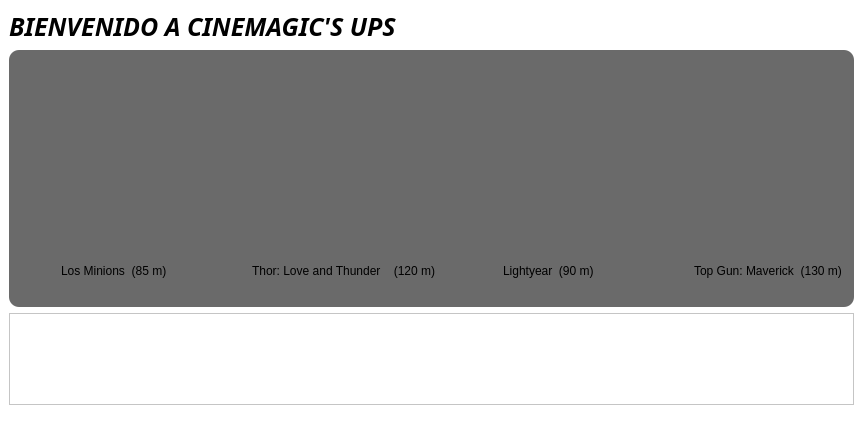
Above: cine.ui from Santi-gdl/ProyectoCinep2 before the change. Below: the same form after it.
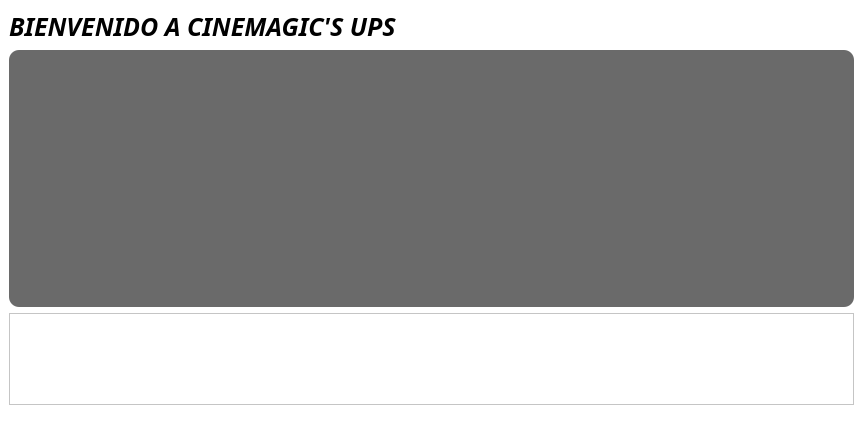
That is the form after the change. Icons and pictures are not drawn.

```diff
--- a/cine.ui
+++ b/cine.ui
@@ -67,28 +67,8 @@
        <enum>QFrame::Raised</enum>
       </property>
       <layout class="QGridLayout" name="gridLayout">
-       <item row="2" column="5">
-        <widget class="QLabel" name="label_2">
-         <property name="text">
-          <string>Thor: Love and Thunder    (120 m)</string>
-         </property>
-        </widget>
-       </item>
-       <item row="0" column="7">
-        <spacer name="horizontalSpacer">
-         <property name="orientation">
-          <enum>Qt::Horizontal</enum>
-         </property>
-         <property name="sizeHint" stdset="0">
-          <size>
-           <width>27</width>
-           <height>359</height>
-          </size>
-         </property>
-        </spacer>
-       </item>
-       <item row="0" column="11">
-        <widget class="QPushButton" name="pushButton_4">
+       <item row="0" column="8">
+        <widget class="QPushButton" name="pushButton_3">
          <property name="minimumSize">
           <size>
            <width>150</width>
@@ -104,66 +84,6 @@
          </property>
         </widget>
        </item>
-       <item row="0" column="2">
-        <spacer name="horizontalSpacer_2">
-         <property name="orientation">
-          <enum>Qt::Horizontal</enum>
-         </property>
-         <property name="sizeHint" stdset="0">
-          <size>
-           <width>15</width>
-           <height>37</height>
-          </size>
-         </property>
-        </spacer>
-       </item>
-       <item row="2" column="11">
-        <widget class="QLabel" name="label_4">
-         <property name="text">
-          <string>Top Gun: Maverick  (130 m)</string>
-         </property>
-        </widget>
-       </item>
-       <item row="3" column="11">
-        <widget class="QLabel" name="Peli1_4">
-         <property name="maximumSize">
-          <size>
-           <width>16777215</width>
-           <height>20</height>
-          </size>
-         </property>
-         <property name="styleSheet">
-          <string notr="true">color: rgb(255, 255, 255);
-font: 900 11pt &quot;Arial Black&quot;;</string>
-         </property>
-         <property name="text">
-          <string/>
-         </property>
-         <property name="alignment">
-          <set>Qt::AlignCenter</set>
-         </property>
-        </widget>
-       </item>
-       <item row="3" column="5">
-        <widget class="QLabel" name="Peli1_2">
-         <property name="maximumSize">
-          <size>
-           <width>16777215</width>
-           <height>20</height>
-          </size>
-         </property>
-         <property name="styleSheet">
-          <string notr="true">font: 900 11pt &quot;Arial Black&quot;;
-color: rgb(255, 255, 255);</string>
-         </property>
-         <property name="text">
-          <string/>
-         </property>
-         <property name="alignment">
-          <set>Qt::AlignCenter</set>
-         </property>
-        </widget>
-       </item>
        <item row="0" column="0">
         <widget class="QPushButton" name="pushButton_2">
          <property name="minimumSize">
@@ -180,6 +100,46 @@
          </property>
         </widget>
        </item>
+       <item row="2" column="0">
+        <widget class="QLabel" name="Peli1">
+         <property name="maximumSize">
+          <size>
+           <width>16777215</width>
+           <height>20</height>
+          </size>
+         </property>
+         <property name="styleSheet">
+          <string notr="true">color: rgb(255, 255, 255);
+font: 900 11pt &quot;Arial Black&quot;;</string>
+         </property>
+         <property name="text">
+          <string/>
+         </property>
+         <property name="alignment">
+          <set>Qt::AlignCenter</set>
+         </property>
+        </widget>
+       </item>
+       <item row="2" column="11">
+        <widget class="QLabel" name="Peli1_4">
+         <property name="maximumSize">
+          <size>
+           <width>16777215</width>
+           <height>20</height>
+          </size>
+         </property>
+         <property name="styleSheet">
+          <string notr="true">color: rgb(255, 255, 255);
+font: 900 11pt &quot;Arial Black&quot;;</string>
+         </property>
+         <property name="text">
+          <string/>
+         </property>
+         <property name="alignment">
+          <set>Qt::AlignCenter</set>
+         </property>
+        </widget>
+       </item>
        <item row="0" column="9">
         <spacer name="horizontalSpacer_3">
          <property name="orientation">
@@ -193,76 +153,6 @@
          </property>
         </spacer>
        </item>
-       <item row="3" column="8">
-        <widget class="QLabel" name="Peli1_3">
-         <property name="maximumSize">
-          <size>
-           <width>16777215</width>
-           <height>20</height>
-          </size>
-         </property>
-         <property name="styleSheet">
-          <string notr="true">color: rgb(255, 255, 255);
-font: 900 11pt &quot;Arial Black&quot;;</string>
-         </property>
-         <property name="text">
-          <string/>
-         </property>
-         <property name="alignment">
-          <set>Qt::AlignCenter</set>
-         </property>
-        </widget>
-       </item>
-       <item row="0" column="8">
-        <widget class="QPushButton" name="pushButton_3">
-         <property name="minimumSize">
-          <size>
-           <width>150</width>
-           <height>150</height>
-          </size>
-         </property>
-         <property name="styleSheet">
-          <string notr="true">image: url(:/ProyectoCinep2/Peliculas/Peliculas/HO00000589.jpg);</string>
-         </property>
-         <property name="text">
-          <string/>
-         </property>
-        </widget>
-       </item>
-       <item row="3" column="0">
-        <widget class="QLabel" name="Peli1">
-         <property name="maximumSize">
-          <size>
-           <width>16777215</width>
-           <height>20</height>
-          </size>
-         </property>
-         <property name="styleSheet">
-          <string notr="true">color: rgb(255, 255, 255);
-font: 900 11pt &quot;Arial Black&quot;;</string>
-         </property>
-         <property name="text">
-          <string/>
-         </property>
-         <property name="alignment">
-          <set>Qt::AlignCenter</set>
-         </property>
-        </widget>
-       </item>
-       <item row="2" column="0">
-        <widget class="QLabel" name="label">
-         <property name="text">
-          <string>Los Minions  (85 m)</string>
-         </property>
-        </widget>
-       </item>
-       <item row="2" column="8">
-        <widget class="QLabel" name="label_3">
-         <property name="text">
-          <string>Lightyear  (90 m)</string>
-         </property>
-        </widget>
-       </item>
        <item row="0" column="5">
         <widget class="QPushButton" name="pushButton">
          <property name="minimumSize">
@@ -279,6 +169,89 @@
          </property>
         </widget>
        </item>
+       <item row="0" column="2">
+        <spacer name="horizontalSpacer_2">
+         <property name="orientation">
+          <enum>Qt::Horizontal</enum>
+         </property>
+         <property name="sizeHint" stdset="0">
+          <size>
+           <width>15</width>
+           <height>37</height>
+          </size>
+         </property>
+        </spacer>
+       </item>
+       <item row="0" column="7">
+        <spacer name="horizontalSpacer">
+         <property name="orientation">
+          <enum>Qt::Horizontal</enum>
+         </property>
+         <property name="sizeHint" stdset="0">
+          <size>
+           <width>27</width>
+           <height>359</height>
+          </size>
+         </property>
+        </spacer>
+       </item>
+       <item row="2" column="8">
+        <widget class="QLabel" name="Peli1_3">
+         <property name="maximumSize">
+          <size>
+           <width>16777215</width>
+           <height>20</height>
+          </size>
+         </property>
+         <property name="styleSheet">
+          <string notr="true">color: rgb(255, 255, 255);
+font: 900 11pt &quot;Arial Black&quot;;</string>
+         </property>
+         <property name="text">
+          <string/>
+         </property>
+         <property name="alignment">
+          <set>Qt::AlignCenter</set>
+         </property>
+        </widget>
+       </item>
+       <item row="2" column="5">
+        <widget class="QLabel" name="Peli1_2">
+         <property name="maximumSize">
+          <size>
+           <width>16777215</width>
+           <height>20</height>
+          </size>
+         </property>
+         <property name="styleSheet">
+          <string notr="true">font: 900 11pt &quot;Arial Black&quot;;
+color: rgb(255, 255, 255);</string>
+         </property>
+         <property name="text">
+          <string/>
+         </property>
+         <property name="alignment">
+          <set>Qt::AlignCenter</set>
+         </property>
+        </widget>
+       </item>
+       <item row="0" column="11">
+        <widget class="QPushButton" name="pushButton_4">
+         <property name="minimumSize">
+          <size>
+           <width>150</width>
+           <height>150</height>
+          </size>
+         </property>
+         <property name="styleSheet">
+          <string notr="true">image: url(:/ProyectoCinep2/Peliculas/Peliculas/HO00000334.jpg);
+border-color: rgb(0, 0, 0);</string>
+         </property>
+         <property name="text">
+          <string/>
+         </property>
+        </widget>
+       </item>
       </layout>
      </widget>
     </item>
```
Left out of the diff: 4 changed lines with no effect on the pictures.
